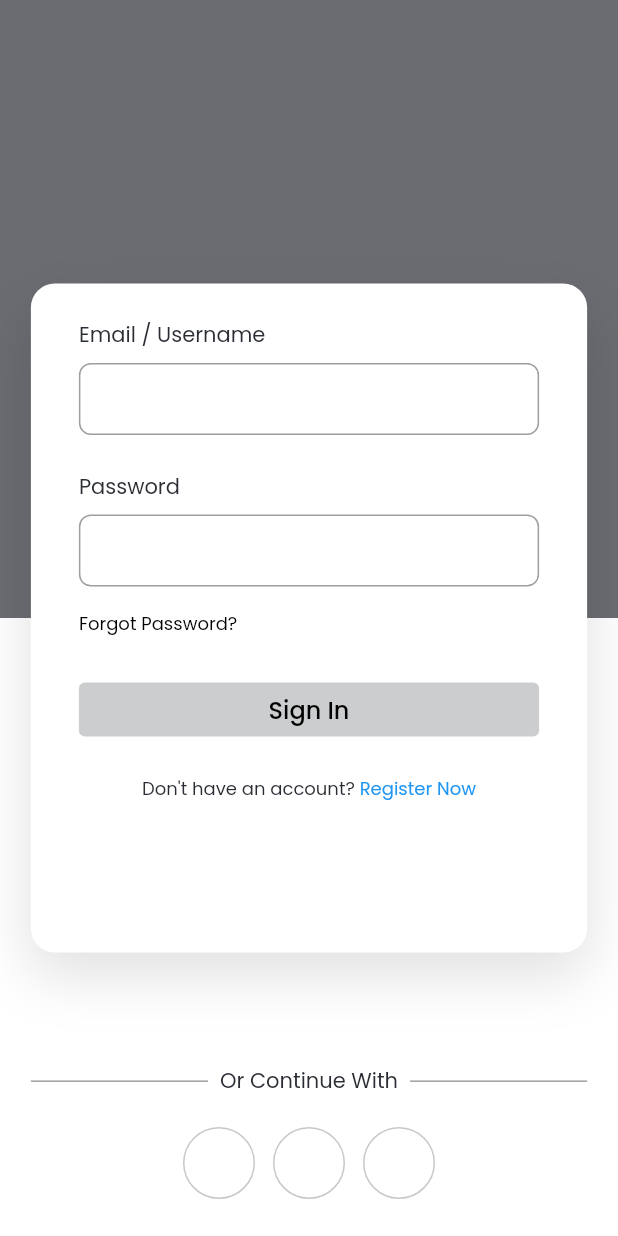
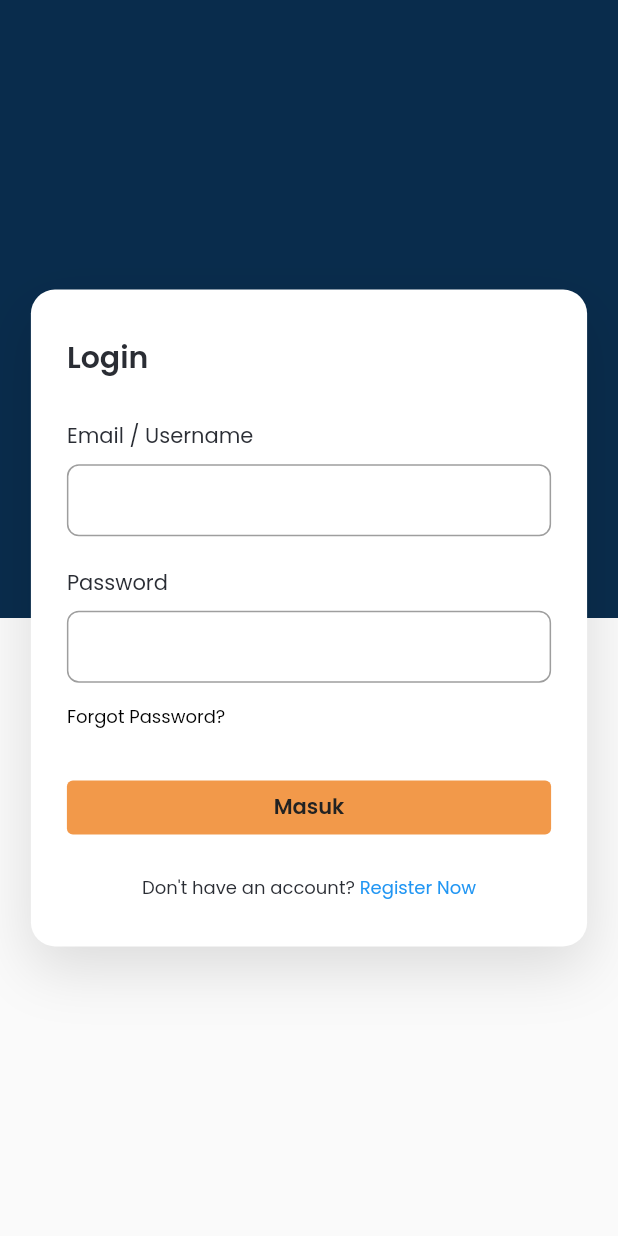
Before and after one commit to HarsaEdu/harsa-mobile, a Flutter app: the screen it shows after launch, on a phone screen of 412 x 824 dp. Run offline on Flutter 3.47's test engine with Material 2 defaults, Android fonts, the phone set to English and light mode, and no system bars; our stand-ins replace google_fonts.

Commit message:
fix - login screen UI slicing (hifi)

```diff
--- a/lib/main.dart
+++ b/lib/main.dart
@@ -31,7 +31,6 @@ class MyApp extends StatelessWidget {
             ),
             bodyLarge: GoogleFonts.poppins(
               fontSize: 16,
-              fontWeight: FontWeight.w500,
               color: const Color(0xFF2A2D34),
             ),
             titleSmall: GoogleFonts.poppins(
@@ -53,9 +52,9 @@ class MyApp extends StatelessWidget {
           elevatedButtonTheme: ElevatedButtonThemeData(
             style: ElevatedButton.styleFrom(
               elevation: 0,
-              backgroundColor: const Color(0xFFCCCDCE),
-              textStyle: GoogleFonts.poppins(),
-              foregroundColor: const Color(0xFF2A2D34),
+              backgroundColor: const Color(0xFFF2994A),
+              textStyle: GoogleFonts.poppins(fontWeight: FontWeight.w600),
+              foregroundColor: const Color(0xFF222222),
             ),
           ),
           textButtonTheme: TextButtonThemeData(
--- a/lib/views/screens/login_screen.dart
+++ b/lib/views/screens/login_screen.dart
@@ -12,8 +12,8 @@ class LoginScreen extends StatelessWidget {
     final screenWidth = MediaQuery.of(context).size.width;
 
     return Scaffold(
-      resizeToAvoidBottomInset: false,
-      backgroundColor: Colors.white,
+      resizeToAvoidBottomInset:
+          false, // prevent the screen resize & widget repositioning on phone keyboard popup (text input field focus)
       body: Stack(
         alignment: Alignment.topCenter,
         children: <Widget>[
@@ -21,91 +21,89 @@ class LoginScreen extends StatelessWidget {
           Container(
             width: screenWidth,
             height: screenHeight / 2,
-            color: const Color(0xFF6A6C71),
+            color: const Color(0xFF092C4C),
           ),
 
           // continue with
-          Positioned(
-            bottom: screenHeight * 0.03,
-            child: Column(
-              mainAxisSize: MainAxisSize.min,
-              mainAxisAlignment: MainAxisAlignment.end,
-              crossAxisAlignment: CrossAxisAlignment.center,
-              children: <Widget>[
-                SizedBox(
-                  width: screenWidth * 9 / 10,
-                  child: Row(
-                    mainAxisAlignment: MainAxisAlignment.center,
-                    children: <Widget>[
-                      Expanded(
-                        child: Container(
-                          color: Colors.grey,
-                          height: 1,
-                        ),
-                      ),
-                      const Padding(
-                        padding: EdgeInsets.symmetric(horizontal: 8.0),
-                        child: Text("Or Continue With"),
-                      ),
-                      Expanded(
-                        child: Container(
-                          color: Colors.grey,
-                          height: 1,
-                        ),
-                      ),
-                    ],
-                  ),
-                ),
-                const SizedBox(height: 20),
-                Row(
-                  mainAxisAlignment: MainAxisAlignment.center,
-                  children: <Widget>[
-                    Container(
-                      width: 48,
-                      height: 48,
-                      decoration: BoxDecoration(
-                        shape: BoxShape.circle,
-                        border: Border.all(
-                          color: const Color(0xFFC7C7CC),
-                        ),
-                      ),
-                    ),
-                    const SizedBox(width: 12),
-                    Container(
-                      width: 48,
-                      height: 48,
-                      decoration: BoxDecoration(
-                        shape: BoxShape.circle,
-                        border: Border.all(
-                          color: const Color(0xFFC7C7CC),
-                        ),
-                      ),
-                    ),
-                    const SizedBox(width: 12),
-                    Container(
-                      width: 48,
-                      height: 48,
-                      decoration: BoxDecoration(
-                        shape: BoxShape.circle,
-                        border: Border.all(
-                          color: const Color(0xFFC7C7CC),
-                        ),
-                      ),
-                    ),
-                  ],
-                )
-              ],
-            ),
-          ),
+          // ada di wireframe tapi gaada di hifi
+          // Positioned(
+          //   bottom: screenHeight * 0.03,
+          //   child: Column(
+          //     mainAxisSize: MainAxisSize.min,
+          //     mainAxisAlignment: MainAxisAlignment.end,
+          //     crossAxisAlignment: CrossAxisAlignment.center,
+          //     children: <Widget>[
+          //       SizedBox(
+          //         width: screenWidth * 9 / 10,
+          //         child: Row(
+          //           mainAxisAlignment: MainAxisAlignment.center,
+          //           children: <Widget>[
+          //             Expanded(
+          //               child: Container(
+          //                 color: Colors.grey,
+          //                 height: 1,
+          //               ),
+          //             ),
+          //             const Padding(
+          //               padding: EdgeInsets.symmetric(horizontal: 8.0),
+          //               child: Text("Or Continue With"),
+          //             ),
+          //             Expanded(
+          //               child: Container(
+          //                 color: Colors.grey,
+          //                 height: 1,
+          //               ),
+          //             ),
+          //           ],
+          //         ),
+          //       ),
+          //       const SizedBox(height: 20),
+          //       Row(
+          //         mainAxisAlignment: MainAxisAlignment.center,
+          //         children: <Widget>[
+          //           Container(
+          //             width: 48,
+          //             height: 48,
+          //             decoration: BoxDecoration(
+          //               shape: BoxShape.circle,
+          //               border: Border.all(
+          //                 color: const Color(0xFFC7C7CC),
+          //               ),
+          //             ),
+          //           ),
+          //           const SizedBox(width: 12),
+          //           Container(
+          //             width: 48,
+          //             height: 48,
+          //             decoration: BoxDecoration(
+          //               shape: BoxShape.circle,
+          //               border: Border.all(
+          //                 color: const Color(0xFFC7C7CC),
+          //               ),
+          //             ),
+          //           ),
+          //           const SizedBox(width: 12),
+          //           Container(
+          //             width: 48,
+          //             height: 48,
+          //             decoration: BoxDecoration(
+          //               shape: BoxShape.circle,
+          //               border: Border.all(
+          //                 color: const Color(0xFFC7C7CC),
+          //               ),
+          //             ),
+          //           ),
+          //         ],
+          //       )
+          //     ],
+          //   ),
+          // ),
 
           // login card
-          Column(
-            mainAxisAlignment: MainAxisAlignment.center,
-            children: <Widget>[
           Center(
             child: Container(
               width: screenWidth * 9 / 10,
-                  padding: const EdgeInsets.fromLTRB(32, 24, 32, 100),
+              padding: const EdgeInsets.symmetric(vertical: 30, horizontal: 24),
               decoration: BoxDecoration(
                 color: Colors.white,
                 borderRadius: BorderRadius.circular(16),
@@ -123,6 +121,20 @@ class LoginScreen extends StatelessWidget {
                 mainAxisSize: MainAxisSize.min,
                 mainAxisAlignment: MainAxisAlignment.center,
                 children: <Widget>[
+                  // login title
+                  const Align(
+                    alignment: Alignment.centerLeft,
+                    child: Text(
+                      "Login",
+                      style: TextStyle(
+                        fontSize: 20,
+                        fontWeight: FontWeight.w600,
+                      ),
+                    ),
+                  ),
+
+                  SizedBox(height: screenHeight / 30),
+
                   Consumer<LoginProvider>(
                     builder: (context, state, _) {
                       return Form(
@@ -155,7 +167,7 @@ class LoginScreen extends StatelessWidget {
                               style: Theme.of(context).textTheme.bodyMedium,
                             ),
 
-                                const SizedBox(height: 24),
+                            SizedBox(height: screenHeight / 40),
 
                             // password label
                             const Text(
@@ -176,11 +188,13 @@ class LoginScreen extends StatelessWidget {
                                   horizontal: 12,
                                 ),
                               ),
+                              obscureText: true,
                               style: Theme.of(context).textTheme.bodyMedium,
                             ),
 
-                                const SizedBox(height: 16),
+                            SizedBox(height: screenHeight / 60),
 
+                            // forgot password button
                             TextButton(
                               onPressed: () {},
                               child: Text(
@@ -191,7 +205,7 @@ class LoginScreen extends StatelessWidget {
                               ),
                             ),
 
-                                const SizedBox(height: 24),
+                            SizedBox(height: screenHeight / 30),
 
                             // submit button
                             Row(
@@ -199,13 +213,7 @@ class LoginScreen extends StatelessWidget {
                                 Expanded(
                                   child: ElevatedButton(
                                     onPressed: () {},
-                                        child: Text(
-                                          "Sign In",
-                                          style: GoogleFonts.poppins(
-                                              color: Colors.black,
-                                              fontSize: 16,
-                                              fontWeight: FontWeight.w500),
-                                        ),
+                                    child: const Text("Masuk"),
                                   ),
                                 ),
                               ],
@@ -216,16 +224,19 @@ class LoginScreen extends StatelessWidget {
                     },
                   ),
 
-                      const SizedBox(height: 20),
+                  SizedBox(height: screenHeight / 40),
 
                   // register button
                   Row(
                     mainAxisAlignment: MainAxisAlignment.center,
                     children: [
+                      // the suffix text
                       Text(
                         "Don't have an account? ",
                         style: Theme.of(context).textTheme.bodySmall,
                       ),
+
+                      // the button
                       TextButton(
                         onPressed: () => Navigator.pushReplacementNamed(
                           context,
@@ -244,8 +255,6 @@ class LoginScreen extends StatelessWidget {
           ),
         ],
       ),
-        ],
-      ),
     );
   }
 }
```
Also changed, not shown: 1 other file. Lines whose indentation alone changed are shown as unchanged.
